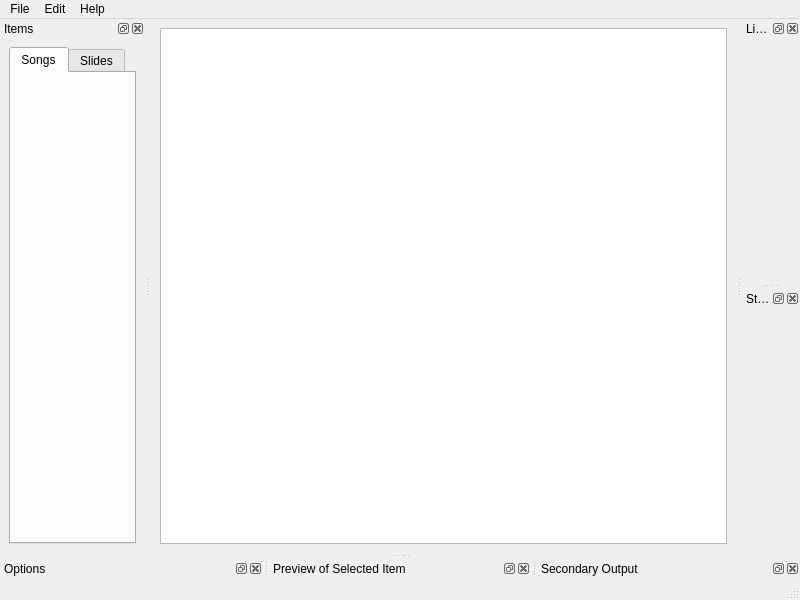
This is src/mainwindow.ui in google-code-export/dviz as Qt 5 draws it before an edit. The edited form follows.
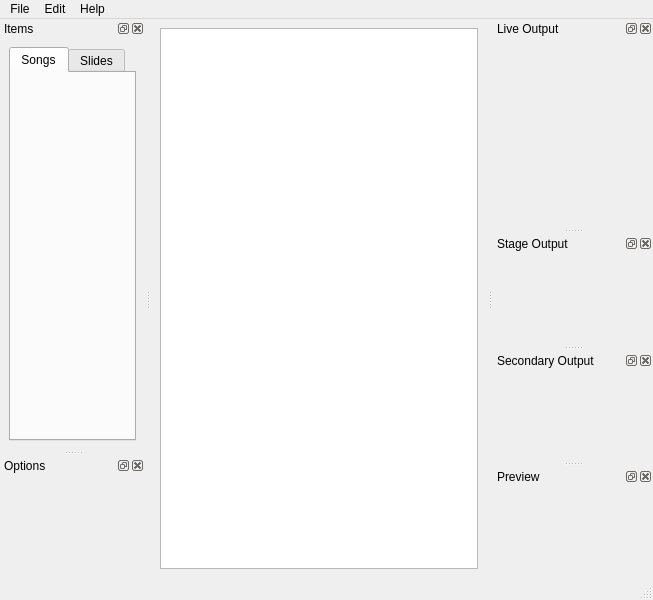
This is the edited form.

Commit message: Added SlideGroupViewer and touched up the MainWindow.cpp functionality.

```diff
--- a/src/mainwindow.ui
+++ b/src/mainwindow.ui
@@ -6,7 +6,7 @@
    <rect>
     <x>0</x>
     <y>0</y>
-    <width>800</width>
+    <width>653</width>
     <height>600</height>
    </rect>
   </property>
@@ -25,8 +25,8 @@
     <rect>
      <x>0</x>
      <y>0</y>
-     <width>800</width>
-     <height>26</height>
+     <width>653</width>
+     <height>19</height>
     </rect>
    </property>
    <widget class="QMenu" name="menuFile">
@@ -89,6 +89,12 @@
    </widget>
   </widget>
   <widget class="QDockWidget" name="dwLive">
+   <property name="minimumSize">
+    <size>
+     <width>160</width>
+     <height>36</height>
+    </size>
+   </property>
    <property name="windowTitle">
     <string>Live Output</string>
    </property>
@@ -106,32 +112,32 @@
    </attribute>
    <widget class="QWidget" name="dockWidgetContents_4"/>
   </widget>
-  <widget class="QDockWidget" name="dwOptions">
-   <property name="windowTitle">
-    <string>Options</string>
-   </property>
-   <attribute name="dockWidgetArea">
-    <number>8</number>
-   </attribute>
-   <widget class="QWidget" name="dockWidgetContents_6"/>
-  </widget>
-  <widget class="QDockWidget" name="dwPreview">
-   <property name="windowTitle">
-    <string>Preview of Selected Item</string>
-   </property>
-   <attribute name="dockWidgetArea">
-    <number>8</number>
-   </attribute>
-   <widget class="QWidget" name="dockWidgetContents_7"/>
-  </widget>
   <widget class="QDockWidget" name="dwSecondary">
    <property name="windowTitle">
     <string>Secondary Output</string>
    </property>
    <attribute name="dockWidgetArea">
-    <number>8</number>
+    <number>2</number>
    </attribute>
-   <widget class="QWidget" name="dockWidgetContents_8"/>
+   <widget class="QWidget" name="dockWidgetContents"/>
+  </widget>
+  <widget class="QDockWidget" name="dwPreview">
+   <property name="windowTitle">
+    <string>Preview</string>
+   </property>
+   <attribute name="dockWidgetArea">
+    <number>2</number>
+   </attribute>
+   <widget class="QWidget" name="dockWidgetContents_5"/>
+  </widget>
+  <widget class="QDockWidget" name="dwOptions">
+   <property name="windowTitle">
+    <string>Options</string>
+   </property>
+   <attribute name="dockWidgetArea">
+    <number>1</number>
+   </attribute>
+   <widget class="QWidget" name="dockWidgetContents_9"/>
   </widget>
   <action name="actionOpen">
    <property name="text">
```
The commit also changes 9 other files.
